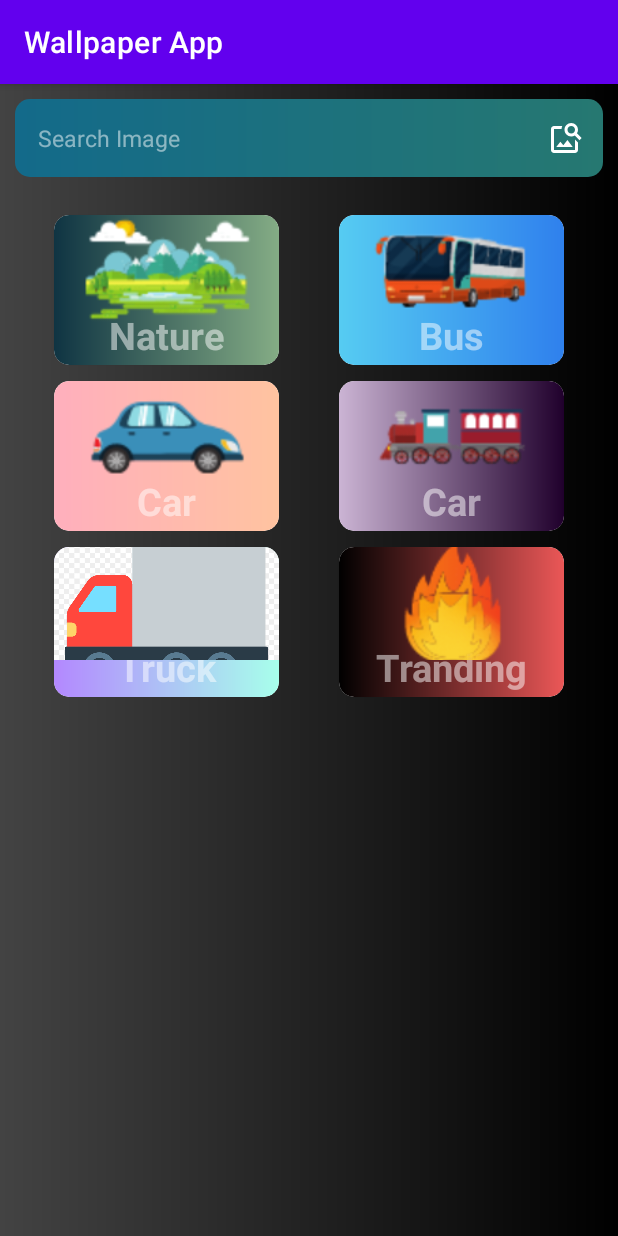
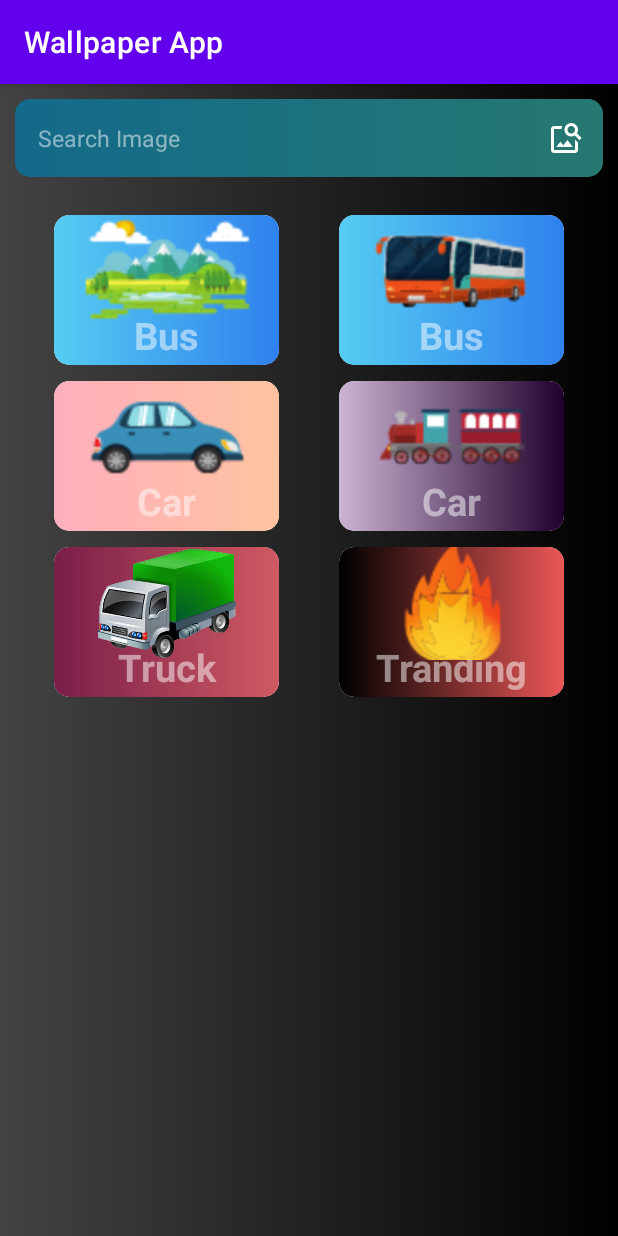
Before and after one commit to PrantoMondal/WallpaperApp, an Android app: the screen it shows after launch (MainActivity), on a phone screen of 412 x 824 dp. Run offline under Robolectric (Android 15) with nearby library versions, the light colour scheme and no system bars.

Commit message:
Recyclerview added

```diff
--- a/app/src/main/res/drawable/gradienttruck.xml
+++ b/app/src/main/res/drawable/gradienttruck.xml
@@ -3,8 +3,8 @@
     android:shape="rectangle">
     <!--  Gradient Bg for listrow -->
     <gradient
-        android:startColor="#B388FF"
-        android:endColor="#A7FFEB"
+        android:startColor="#791E49"
+        android:endColor="#D05A62"
         />
     <corners android:radius="10dp"></corners>
 </shape>
--- a/app/src/main/res/layout/activity_main.xml
+++ b/app/src/main/res/layout/activity_main.xml
@@ -48,6 +48,7 @@
         android:orientation="vertical">
 
         <LinearLayout
+
             android:layout_width="match_parent"
             android:layout_height="wrap_content"
             android:gravity="center"
@@ -67,11 +68,11 @@
                 <TextView
                     android:layout_width="match_parent"
                     android:layout_height="match_parent"
-                    android:text="Nature"
+                    android:text="Bus"
 
                     android:paddingTop="60dp"
                     android:textColor="#80FFFFFF"
-                    android:background="@drawable/gradientnature"
+                    android:background="@drawable/gradientbus"
                     android:gravity="center"
                     android:textSize="25sp"
                     android:textStyle="bold">
@@ -288,5 +289,12 @@
 
     </LinearLayout>
 
+    <androidx.recyclerview.widget.RecyclerView
+        android:id="@+id/recyclerview"
+        android:layout_width="match_parent"
+        android:layout_height="match_parent"
+        android:layout_below="@+id/bottomLayout">
+
+    </androidx.recyclerview.widget.RecyclerView>
 
 </RelativeLayout>
```
Also changed, not shown: app/src/main/res/drawable/truck.png.
